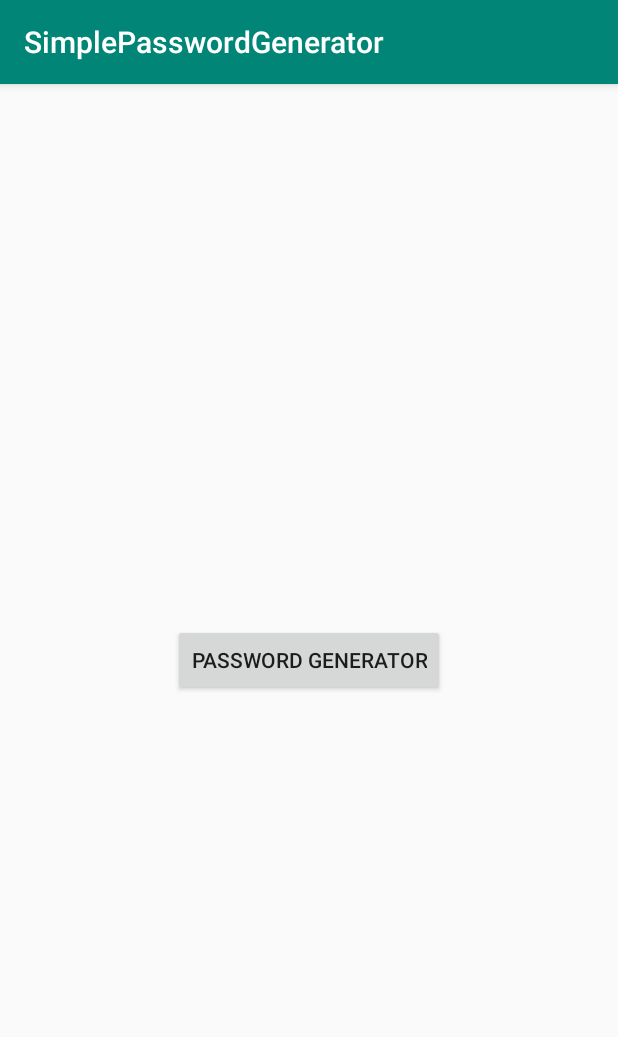
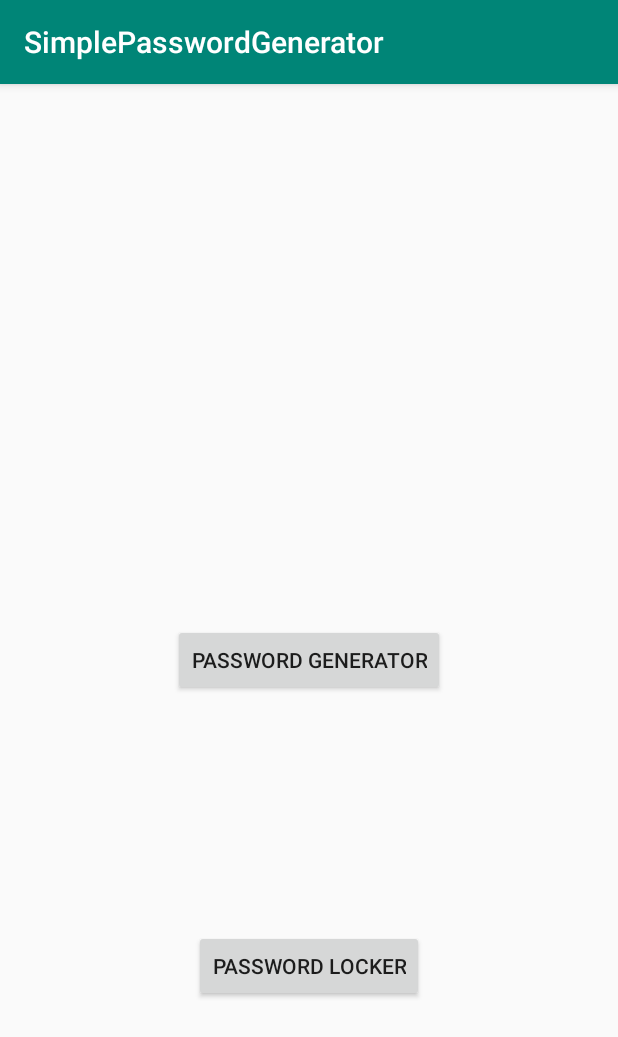
Before and after one commit to kmnthecoder/SimplePasswordGenerator, an Android app: the screen it shows after launch (MainActivity), on a phone screen of 412 x 824 dp. Shown: the top 1037 px of the screen. Run offline under Robolectric (Android 15) with nearby library versions, the phone set to English and light mode, and no system bars.

Commit message:
- add password locker button

```diff
--- a/app/src/main/java/com/lotex/android/simplepasswordgenerator/Activities/MainActivity.java
+++ b/app/src/main/java/com/lotex/android/simplepasswordgenerator/Activities/MainActivity.java
@@ -13,7 +13,7 @@ public class MainActivity extends AppCompatActivity implements View.OnClickListe
 
     private static final String LOG_TAG = MainActivity.class.getSimpleName();
 
-    private Button mPasswordGenerator;
+    private Button mPasswordGenerator, mPasswordLocker;
 
     @Override
     protected void onCreate(Bundle savedInstanceState) {
@@ -26,10 +26,17 @@ public class MainActivity extends AppCompatActivity implements View.OnClickListe
     public void viewAttach() {
         mPasswordGenerator = findViewById(R.id.button_password_generator);
         mPasswordGenerator.setOnClickListener(this);
+        mPasswordLocker = findViewById(R.id.button_password_locker);
+        mPasswordLocker.setOnClickListener(this);
     }
 
-    public void passwordGeneratorIntent() {
+    public void passwordGeneratorActivity() {
         Intent intent = new Intent(MainActivity.this, PasswordGenerator.class);
+        startActivity(intent);
+    }
+
+    public void passwordLockerActivity() {
+        Intent intent = new Intent(MainActivity.this, PasswordLocker.class);
         startActivity(intent);
     }
 
@@ -37,7 +44,10 @@ public class MainActivity extends AppCompatActivity implements View.OnClickListe
     public void onClick(View v) {
         switch (v.getId()) {
             case R.id.button_password_generator:
-                passwordGeneratorIntent();
+                passwordGeneratorActivity();
+                break;
+            case R.id.button_password_locker:
+                passwordLockerActivity();
                 break;
             default:
                 break;
--- a/app/src/main/res/layout/activity_main.xml
+++ b/app/src/main/res/layout/activity_main.xml
@@ -16,4 +16,14 @@
         app:layout_constraintStart_toStartOf="parent"
         app:layout_constraintTop_toTopOf="parent" />
 
+    <Button
+        android:id="@+id/button_password_locker"
+        android:layout_width="wrap_content"
+        android:layout_height="wrap_content"
+        android:text="@string/button_password_locker"
+        app:layout_constraintBottom_toBottomOf="parent"
+        app:layout_constraintEnd_toEndOf="parent"
+        app:layout_constraintStart_toStartOf="parent"
+        app:layout_constraintTop_toBottomOf="@+id/button_password_generator" />
+
 </androidx.constraintlayout.widget.ConstraintLayout>
--- a/app/src/main/res/values/strings.xml
+++ b/app/src/main/res/values/strings.xml
@@ -7,4 +7,5 @@
     <string name="checkBox_numbers_text">Numbers</string>
     <string name="editText_exclude_text">Exclude any characters (no spaces)</string>
     <string name="button_password_generator">Password Generator</string>
+    <string name="button_password_locker">Password Locker</string>
 </resources>
```
Also changed, not shown: app/src/main/AndroidManifest.xml (+7 -0 lines), app/src/main/java/com/lotex/android/simplepasswordgenerator/Activities/PasswordLocker.java (added, +16 -0 lines), app/src/main/res/layout/activity_password_locker.xml (added, +9 -0 lines).
